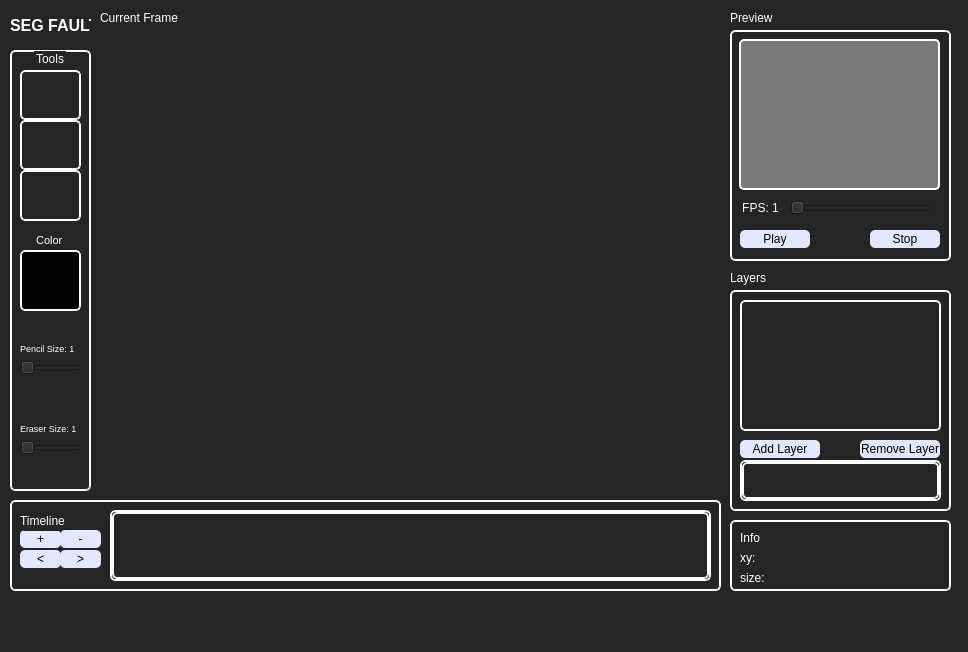
First picture: the form in PixelEditor/mainwindow.ui, repository ParkerMiddleton/Sprite-Animator, before the edit.
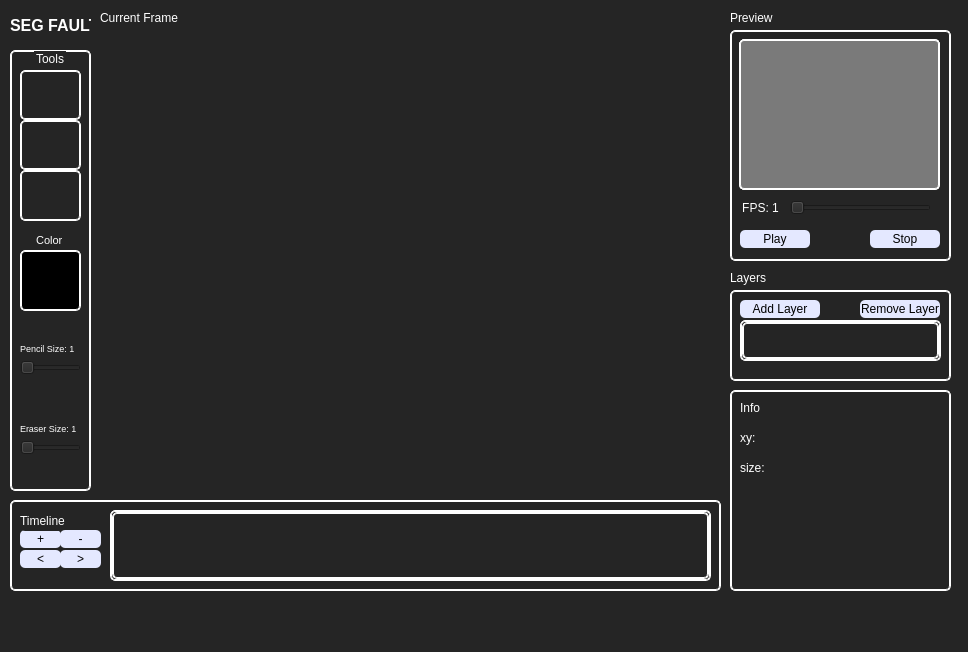
Second picture: the form after the edit. Custom widgets are drawn as their Qt base class.

Diff of the .ui file:
```diff
--- a/PixelEditor/mainwindow.ui
+++ b/PixelEditor/mainwindow.ui
@@ -429,7 +429,7 @@
       <x>730</x>
       <y>290</y>
       <width>221</width>
-      <height>221</height>
+      <height>91</height>
      </rect>
     </property>
     <property name="styleSheet">
@@ -447,22 +447,11 @@
     <property name="lineWidth">
      <number>3</number>
     </property>
-    <widget class="QWidget" name="gridLayoutWidget_3">
-     <property name="geometry">
-      <rect>
-       <x>10</x>
-       <y>10</y>
-       <width>201</width>
-       <height>131</height>
-      </rect>
-     </property>
-     <layout class="QGridLayout" name="layerViewGrid"/>
-    </widget>
     <widget class="QPushButton" name="addLayerButton">
      <property name="geometry">
       <rect>
        <x>10</x>
-       <y>150</y>
+       <y>10</y>
        <width>80</width>
        <height>18</height>
       </rect>
@@ -480,7 +469,7 @@
      <property name="geometry">
       <rect>
        <x>130</x>
-       <y>150</y>
+       <y>10</y>
        <width>80</width>
        <height>18</height>
       </rect>
@@ -498,7 +487,7 @@
      <property name="geometry">
       <rect>
        <x>10</x>
-       <y>170</y>
+       <y>30</y>
        <width>201</width>
        <height>41</height>
       </rect>
@@ -675,9 +664,9 @@
     <property name="geometry">
      <rect>
       <x>730</x>
-      <y>520</y>
+      <y>390</y>
       <width>221</width>
-      <height>71</height>
+      <height>201</height>
      </rect>
     </property>
     <property name="styleSheet">
@@ -696,7 +685,7 @@
      <property name="geometry">
       <rect>
        <x>10</x>
-       <y>30</y>
+       <y>40</y>
        <width>31</width>
        <height>16</height>
       </rect>
@@ -713,7 +702,7 @@
      <property name="geometry">
       <rect>
        <x>10</x>
-       <y>50</y>
+       <y>70</y>
        <width>31</width>
        <height>16</height>
       </rect>
@@ -747,7 +736,7 @@
      <property name="geometry">
       <rect>
        <x>50</x>
-       <y>30</y>
+       <y>40</y>
        <width>71</width>
        <height>16</height>
       </rect>
@@ -764,7 +753,7 @@
      <property name="geometry">
       <rect>
        <x>50</x>
-       <y>50</y>
+       <y>70</y>
        <width>71</width>
        <height>16</height>
       </rect>
```
Left out of the diff: 3 changed lines with no effect on the pictures.
